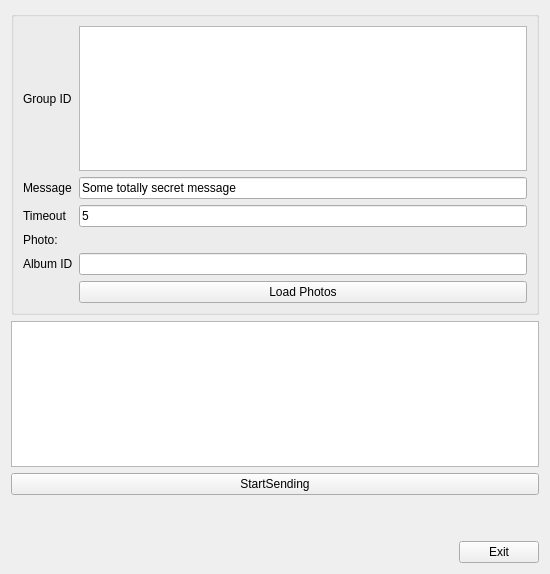
Before: the Qt Designer form uis/send_groups.ui in ozeron/messenger, drawn with Qt 5.
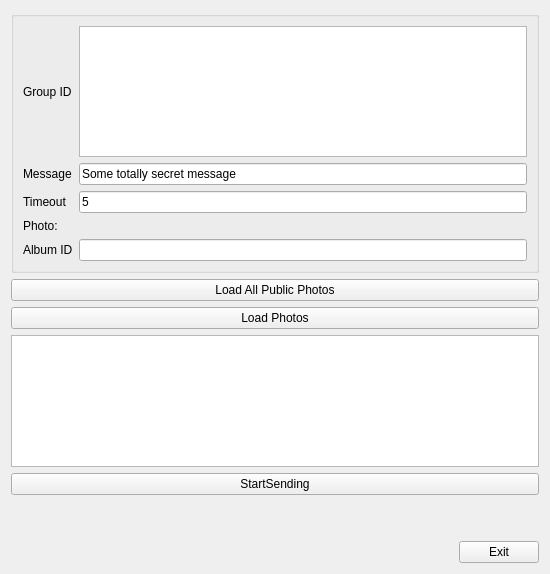
After: the same form once the commit is applied.

```diff
--- a/uis/send_groups.ui
+++ b/uis/send_groups.ui
@@ -13,7 +13,7 @@
   <property name="windowTitle">
    <string>Send messages in groups</string>
   </property>
-  <layout class="QVBoxLayout" name="verticalLayout" stretch="0,0,0,0,0,0">
+  <layout class="QVBoxLayout" name="verticalLayout" stretch="0,0,0,0,0,0,0,0">
    <item>
     <widget class="QGroupBox" name="groupBox">
      <property name="minimumSize">
@@ -43,13 +43,6 @@
       <item row="4" column="1">
        <widget class="QLineEdit" name="editAlbumID"/>
       </item>
-      <item row="5" column="1">
-       <widget class="QPushButton" name="btnLoadPhotos">
-        <property name="text">
-         <string>Load Photos</string>
-        </property>
-       </widget>
-      </item>
       <item row="3" column="0">
        <widget class="QLabel" name="lblPhoto">
         <property name="text">
@@ -91,6 +84,20 @@
      </layout>
     </widget>
    </item>
+   <item>
+    <widget class="QPushButton" name="btnLoadAllPublicPhotos">
+     <property name="text">
+      <string>Load All Public Photos</string>
+     </property>
+    </widget>
+   </item>
+   <item>
+    <widget class="QPushButton" name="btnLoadPhotos">
+     <property name="text">
+      <string>Load Photos</string>
+     </property>
+    </widget>
+   </item>
    <item>
     <widget class="QListWidget" name="lstPhotos"/>
    </item>
```
